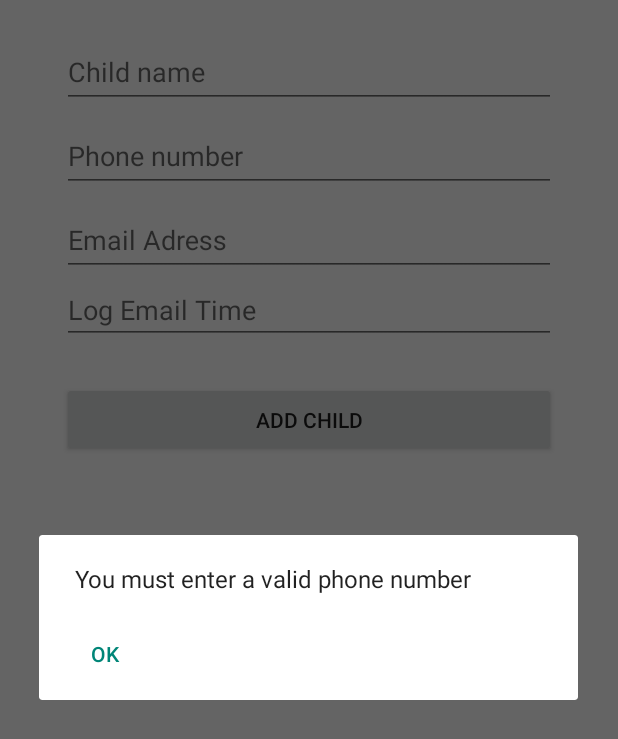
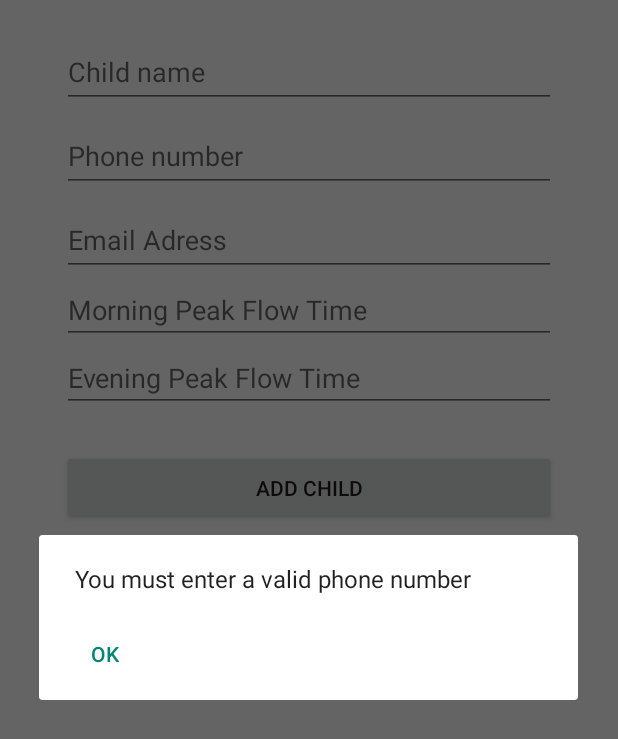
Before and after one commit to jmichaelcodes/asthmatracker, an Android app: the AddChildActivity screen opened directly, with no data from a screen before it, after a tap on "ADD CHILD", on a phone screen of 412 x 824 dp. Shown: the top 739 px of the screen. Run offline under Robolectric (Android 15) with nearby library versions, the phone set to English and light mode, and no system bars; our stand-ins replace ButterKnife.

Commit message:
time picker added for peak flow times. peak flow times added to model

```diff
--- a/app/src/main/AndroidManifest.xml
+++ b/app/src/main/AndroidManifest.xml
@@ -44,7 +44,7 @@
         <service android:name=".LogService"
             android:enabled="true" />
 
-        <receiver android:name=".LogReciever"/>
+        <receiver android:name=".NotificationReceiver"/>
 
     </application>
 
--- a/app/src/main/java/com/jmichaelcodes/asthmatrackerkids/AddChildActivity.java
+++ b/app/src/main/java/com/jmichaelcodes/asthmatrackerkids/AddChildActivity.java
@@ -38,10 +38,16 @@ public class AddChildActivity extends ActionBarActivity {
     private TextView dialog_phone;
     private TextView dialog_email;
     private Button add_child;
-    private EditText email_time;
+    private EditText peak_flow_am;
+    private EditText peak_flow_pm;
+    private Boolean isAm;
     private TimePicker time_picker;
     private int hour;
     private int minute;
+    private Integer morningHour;
+    private Integer morningMinute;
+    private Integer eveningHour;
+    private Integer eveningMinute;
     private String suffix;
     private String hourString;
     private String minuteString;
@@ -59,8 +65,8 @@ public class AddChildActivity extends ActionBarActivity {
         dialog_child_name = (TextView) findViewById(R.id.dialog_child_name);
         dialog_phone = (TextView) findViewById(R.id.dialog_phone);
         dialog_email = (TextView) findViewById(R.id.dialog_email);
-
-
+        peak_flow_am = (EditText) findViewById(R.id.peak_flow_am);
+        peak_flow_pm = (EditText) findViewById(R.id.peak_flow_pm);
 
         mPrefs = this.getSharedPreferences("prefs", context.MODE_PRIVATE);
 
@@ -71,18 +77,32 @@ public class AddChildActivity extends ActionBarActivity {
 
     public void timeDialog() {
 
-        email_time = (EditText) findViewById(R.id.email_time);
-
-        email_time.setOnClickListener(new View.OnClickListener() {
+        peak_flow_am.setOnClickListener(new View.OnClickListener() {
 
             @Override
             public void onClick(View v) {
+
+                isAm = true;
 
                 showDialog(TIME_DIALOG_ID);
 
             }
 
         });
+
+        peak_flow_pm.setOnClickListener(new View.OnClickListener() {
+
+            @Override
+            public void onClick(View v) {
+
+                isAm = false;
+
+                showDialog(TIME_DIALOG_ID);
+
+            }
+
+        });
+
 
     }
 
@@ -200,6 +220,16 @@ public class AddChildActivity extends ActionBarActivity {
 
                     formattedTime = hourString + ":" + minuteString + suffix;
 
+                    if (isAm) {
+                        morningHour = hour;
+                        morningMinute = minute;
+                        peak_flow_am.setText(formattedTime);
+                    } else {
+                        eveningHour = hour;
+                        eveningMinute = minute;
+                        peak_flow_pm.setText(formattedTime);
+                    }
+
                     System.out.println("time " + formattedTime);
 
 
@@ -214,17 +244,27 @@ public class AddChildActivity extends ActionBarActivity {
             public void onClick(View v) {
                 ChildActivity.fromAdd = true;
 
-                if (dialog_phone.getText().length() == 10) {
+                if (dialog_phone.getText().length() != 10) {
+                    dialog("You must enter a valid phone number");
+                } else if (morningHour == null || eveningHour == null) {
+                    dialog("You must enter peak flow times");
+                } else {
                     String childName = dialog_child_name.getText().toString();
                     String childPhone = dialog_phone.getText().toString();
                     String childEmail = dialog_email.getText().toString();
-                    Child tempChild = new Child(childName, childPhone, childEmail);
+                    Child tempChild = new Child(childName, childPhone, childEmail, morningHour, morningMinute, eveningHour, eveningMinute);
+                    System.out.println("morning/evening ints " + morningHour + " " + morningMinute + " " + eveningHour + " " + eveningMinute);
                     ChildActivity.currentChild = tempChild;
                     Intent myIntent = new Intent(AddChildActivity.this, ChildActivity.class);
                     AddChildActivity.this.startActivity(myIntent);
-                } else {
+                }
+            }
+        });
+    }
+
+    public void dialog(String message) {
         AlertDialog alertDialog = new AlertDialog.Builder(AddChildActivity.this).create();
-                    alertDialog.setMessage("You must enter a valid phone number");
+        alertDialog.setMessage(message);
         alertDialog.setButton(AlertDialog.BUTTON_NEUTRAL, "OK",
                 new DialogInterface.OnClickListener() {
                     public void onClick(DialogInterface dialog, int which) {
@@ -232,9 +272,6 @@ public class AddChildActivity extends ActionBarActivity {
                     }
                 });
         alertDialog.show();
-                }
-            }
-        });
     }
 
     private Boolean isNumber(String string) {
--- a/app/src/main/java/com/jmichaelcodes/asthmatrackerkids/LogReciever.java
+++ b/app/src/main/java/com/jmichaelcodes/asthmatrackerkids/NotificationReceiver.java
@@ -8,12 +8,12 @@ import android.content.Intent;
  * Created by doctorj89 on 5/31/17.
  */
 
-public class LogReciever extends BroadcastReceiver {
+public class NotificationReceiver extends BroadcastReceiver {
 
     @Override
     public void onReceive(Context context, Intent intent)
     {
-        Intent service1 = new Intent(context, LogService.class);
+        Intent service1 = new Intent(context, NotificationService.class);
         context.startService(service1);
 
     }
--- a/app/src/main/res/layout/activity_add_child.xml
+++ b/app/src/main/res/layout/activity_add_child.xml
@@ -138,9 +138,19 @@
             android:layout_height="wrap_content"
             android:layout_marginLeft="25dp"
             android:layout_marginRight="25dp"
-                    android:hint="Log Email Time"
-                    android:id="@+id/email_time"
-                    android:inputType="textEmailAddress"
+            android:hint="Morning Peak Flow Time"
+            android:id="@+id/peak_flow_am"
+            android:clickable="true"
+            android:focusableInTouchMode="false"
+            />
+
+        <EditText
+            android:layout_width="match_parent"
+            android:layout_height="wrap_content"
+            android:layout_marginLeft="25dp"
+            android:layout_marginRight="25dp"
+            android:hint="Evening Peak Flow Time"
+            android:id="@+id/peak_flow_pm"
             android:clickable="true"
             android:focusableInTouchMode="false"
             />
```
Also changed, not shown: app/src/main/java/com/jmichaelcodes/asthmatrackerkids/LogActivity.java (+2 -6 lines), app/src/main/java/com/jmichaelcodes/asthmatrackerkids/LogService.java (deleted, +0 -152 lines), app/src/main/java/com/jmichaelcodes/asthmatrackerkids/Models/Child.java (+38 -8 lines), app/src/main/java/com/jmichaelcodes/asthmatrackerkids/NotificationService.java (added, +85 -0 lines). Lines whose indentation alone changed are shown as unchanged.
